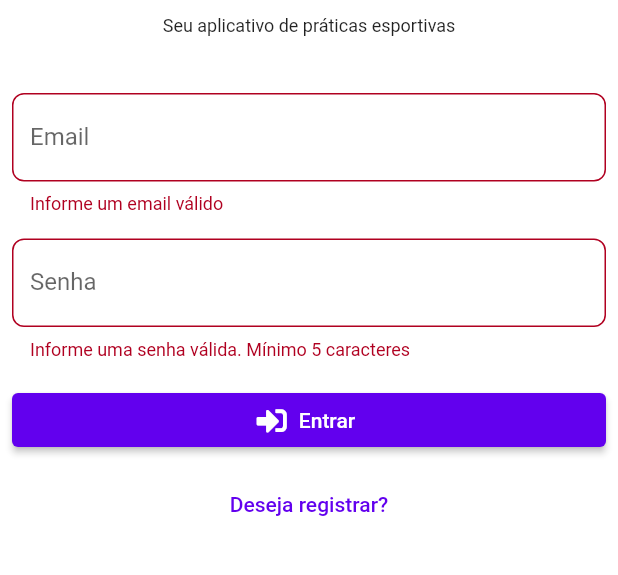
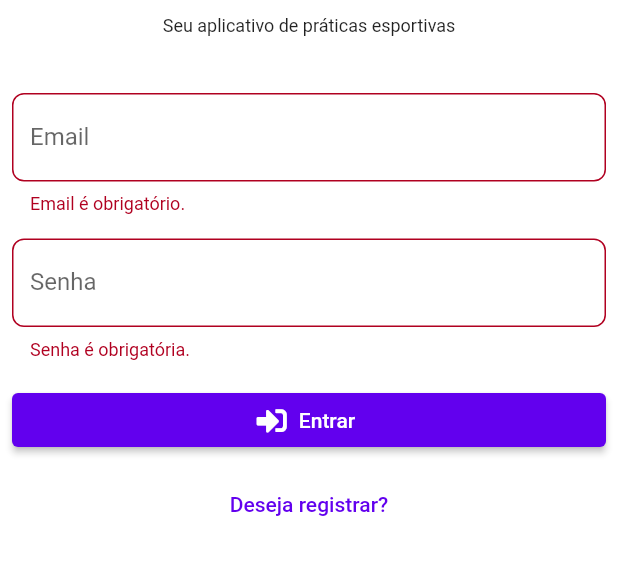
Before and after one commit to DiasNeto0305/sportivo, a Flutter app: the screen it shows after launch, after a tap on "Entrar", on a phone screen of 412 x 824 dp, the part 318-893 px from its top. Run offline on Flutter 3.47's test engine with Material 2 defaults, Android fonts, the phone set to English and light mode, and no system bars; our stand-ins replace carousel_slider, firebase_core, firebase_storage, flutter_screenutil, font_awesome_flutter, google_fonts and 2 more; accounts and stored records are empty.

Commit message:
Refatoração Código Auth Page

```diff
--- a/lib/pages/auth_page.dart
+++ b/lib/pages/auth_page.dart
@@ -20,8 +20,26 @@ class _AuthPageState extends State<AuthPage> {
 
   @override
   Widget build(BuildContext context) {
+    bool _isLogin() =>
+        Provider.of<AuthController>(context).authMode == AuthMode.Login;
+
+    final height = MediaQuery.of(context).viewPadding.top;
+
+    return Scaffold(
+      body: SingleChildScrollView(
+        child: Column(
+          mainAxisAlignment: MainAxisAlignment.center,
+          children: [
+            _logo(height),
+            _authForm(context, _isLogin()),
+          ],
+        ),
+      ),
+    );
+  }
+
+  Widget _authForm(BuildContext context, bool _isLogin) {
     final provider = Provider.of<AuthController>(context);
-    bool _isLogin() => provider.authMode == AuthMode.Login;
 
     void _showErrorSnackbar(String msg) {
       ScaffoldMessenger.of(context).showSnackBar(
@@ -41,7 +59,7 @@ class _AuthPageState extends State<AuthPage> {
       );
     }
 
-    _submit() async {
+    void _submit() async {
       final isValid = _formKey.currentState?.validate() ?? false;
       if (!isValid) {
         return;
@@ -51,7 +69,7 @@ class _AuthPageState extends State<AuthPage> {
         await provider.login(
           _authData['email'] ?? '',
           _authData['password'] ?? '',
-          _isLogin(),
+          _isLogin,
         );
         Navigator.of(context).pushNamed('/loading');
       } on AuthException catch (error) {
@@ -61,32 +79,25 @@ class _AuthPageState extends State<AuthPage> {
       }
     }
 
-    final height = MediaQuery.of(context).viewPadding.top;
+    String? _validateEmail(String? email) {
+      if (email == null || email.trim().isEmpty) {
+        return 'Email é obrigatório.';
+      } else if (!RegExp(r'^[\w-\.]+@([\w-]+\.)+[\w-]{2,4}$').hasMatch(email)) {
+        return 'Por favor, informe um email válido.';
+      }
+      return null;
+    }
 
-    return Scaffold(
-      body: SingleChildScrollView(
-        child: Column(
-          mainAxisAlignment: MainAxisAlignment.center,
-          children: [
-            SizedBox(
-              height: height + 100,
-            ),
-            Image.asset('assets/img/Logo.png'),
-            Text(
-              'SPORTIVO',
-              style: TextStyle(fontWeight: FontWeight.bold, fontSize: 16),
-            ),
-            SizedBox(
-              height: 10,
-            ),
-            Text(
-              'Seu aplicativo de práticas esportivas',
-              style: TextStyle(fontSize: 12),
-            ),
-            SizedBox(
-              height: 30,
-            ),
-            Form(
+    String? _validatePassword(String? password) {
+      if (password == null || password.trim().isEmpty) {
+        return 'Senha é obrigatória.';
+      } else if (password.length < 6) {
+        return 'Senha deve ter pelo menos 6 caracteres.';
+      }
+      return null;
+    }
+
+    return Form(
       key: _formKey,
       child: Column(
         children: [
@@ -96,15 +107,11 @@ class _AuthPageState extends State<AuthPage> {
               decoration: InputDecoration(
                 labelText: 'Email',
                 border: OutlineInputBorder(
-                              borderRadius: BorderRadius.circular(8))),
+                  borderRadius: BorderRadius.circular(8),
+                ),
+              ),
               textInputAction: TextInputAction.next,
-                      validator: (_email) {
-                        final email = _email ?? '';
-                        if (email.trim().isEmpty || !email.contains('@')) {
-                          return 'Informe um email válido';
-                        }
-                        return null;
-                      },
+              validator: (_email) => _validateEmail(_email),
               onSaved: (email) => _authData['email'] = email ?? '',
             ),
           ),
@@ -120,18 +127,11 @@ class _AuthPageState extends State<AuthPage> {
                 ),
               ),
               textInputAction: TextInputAction.next,
-                      validator: (_password) {
-                        final password = _password ?? '';
-                        if (password.trim().isEmpty || password.length < 5) {
-                          return 'Informe uma senha válida. Mínimo 5 caracteres';
-                        }
-                        return null;
-                      },
-                      onSaved: (password) =>
-                          _authData['password'] = password ?? '',
+              validator: (_password) => _validatePassword(_password),
+              onSaved: (password) => _authData['password'] = password ?? '',
             ),
           ),
-                  if (!_isLogin())
+          if (!_isLogin)
             Padding(
               padding: const EdgeInsets.all(8),
               child: TextFormField(
@@ -157,7 +157,7 @@ class _AuthPageState extends State<AuthPage> {
               child: ElevatedButton.icon(
                 icon: FaIcon(FontAwesomeIcons.signInAlt),
                 label: Text(
-                          _isLogin() ? 'Entrar' : 'Registrar',
+                  _isLogin ? 'Entrar' : 'Registrar',
                 ),
                 onPressed: _submit,
               ),
@@ -166,15 +166,36 @@ class _AuthPageState extends State<AuthPage> {
           TextButton(
             onPressed: provider.switchAuthMode,
             child: Text(
-                      _isLogin() ? 'Deseja registrar?' : 'Já possui cadastro?',
+              _isLogin ? 'Deseja registrar?' : 'Já possui cadastro?',
             ),
           )
         ],
       ),
+    );
+  }
+
+  Widget _logo(double height) {
+    return Column(
+      children: [
+        SizedBox(
+          height: height + 100,
+        ),
+        Image.asset('assets/img/Logo.png'),
+        Text(
+          'SPORTIVO',
+          style: TextStyle(fontWeight: FontWeight.bold, fontSize: 16),
+        ),
+        SizedBox(
+          height: 10,
+        ),
+        Text(
+          'Seu aplicativo de práticas esportivas',
+          style: TextStyle(fontSize: 12),
+        ),
+        SizedBox(
+          height: 30,
         ),
       ],
-        ),
-      ),
     );
   }
 }
--- a/lib/pages/loading_page.dart
+++ b/lib/pages/loading_page.dart
@@ -14,20 +14,33 @@ class LoadingPage extends StatefulWidget {
 }
 
 class _LoadingPageState extends State<LoadingPage> {
-
   @override
   void didChangeDependencies() {
     super.didChangeDependencies();
-    AuthController auth = Provider.of(context);
+    AuthController auth = Provider.of<AuthController>(context);
     if (auth.isAuth) {
-      Provider.of<PlaceController>(context, listen: false)
-          .loadPlaces()
-          .then((value) {
+      _loadPlacesAndNavigate(BottomNavigation());
+    } else {
+      _navigateTo(AuthPage());
+    }
+  }
+
+  void _loadPlacesAndNavigate(Widget destination) {
+    PlaceController placeController =
+        Provider.of<PlaceController>(context, listen: false);
+    placeController.loadPlaces().then((_) {
+      _navigateTo(destination);
+    }).catchError((error) {
+      _navigateTo(destination);
+    });
+  }
+
+  void _navigateTo(Widget destination) {
     Future.delayed(Duration(seconds: 1), () {
       Navigator.of(context).push(
         PageRouteBuilder(
             pageBuilder: ((context, animation, secondaryAnimation) {
-                  return BottomNavigation();
+              return destination;
             }),
             transitionDuration: Duration(seconds: 2),
             transitionsBuilder: (context, animation, _, child) =>
@@ -37,39 +50,6 @@ class _LoadingPageState extends State<LoadingPage> {
                 )),
       );
     });
-      }).catchError((error) {
-        print('Eu entrei');
-        Future.delayed(Duration(seconds: 1), () {
-          Navigator.of(context).push(
-            PageRouteBuilder(
-                pageBuilder: ((context, animation, secondaryAnimation) {
-                  return BottomNavigation();
-                }),
-                transitionDuration: Duration(seconds: 2),
-                transitionsBuilder: (context, animation, _, child) =>
-                    FadeTransition(
-                      opacity: animation,
-                      child: child,
-                    )),
-          );
-        });
-      });
-    } else {
-      Future.delayed(Duration(seconds: 1), () {
-        Navigator.of(context).push(
-          PageRouteBuilder(
-              pageBuilder: ((context, animation, secondaryAnimation) {
-                return AuthPage();
-              }),
-              transitionDuration: Duration(seconds: 2),
-              transitionsBuilder: (context, animation, _, child) =>
-                  FadeTransition(
-                    opacity: animation,
-                    child: child,
-                  )),
-        );
-      });
-    }
   }
 
   @override
```
Also changed, not shown: pubspec.lock. Lines whose indentation alone changed are shown as unchanged.
